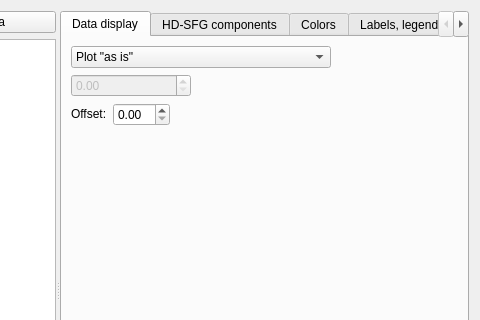
First picture: the form in src/sfg_app2/app/ui/processed_results_tab.ui, repository silanglois/SFG-App, before the edit; both pictures show x 348 to 828 and y 0 to 320 of the 828 by 580 pixel window.
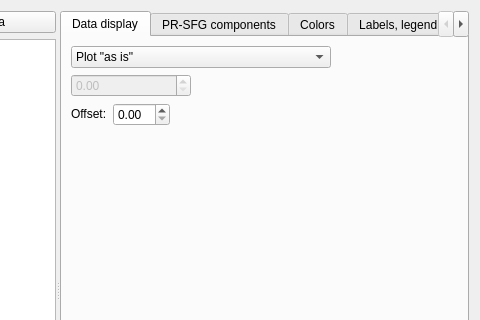
Second picture: the form after the edit.

```diff
--- a/src/sfg_app2/app/ui/processed_results_tab.ui
+++ b/src/sfg_app2/app/ui/processed_results_tab.ui
@@ -173,7 +173,7 @@
          </widget>
          <widget class="QWidget" name="hdComponentsTab">
           <attribute name="title">
-           <string>HD-SFG components</string>
+           <string>PR-SFG components</string>
           </attribute>
           <layout class="QVBoxLayout" name="verticalLayout_6">
            <item>
```
Left out of the diff: 14 changed lines with no effect on the pictures.
